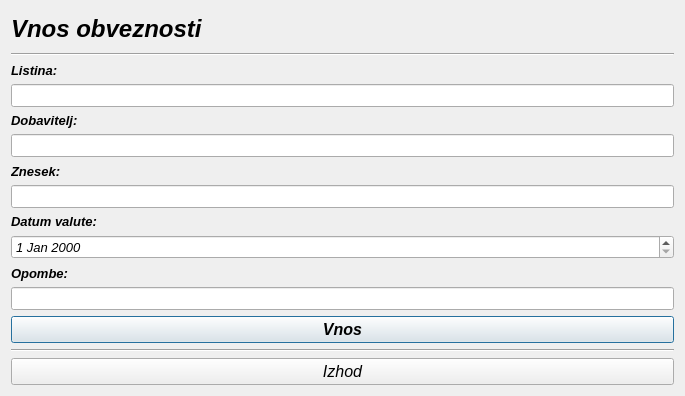
The window that vnosobveznosti.ui (MaxMaxy/racun) describes before a commit, drawn with Qt 5.
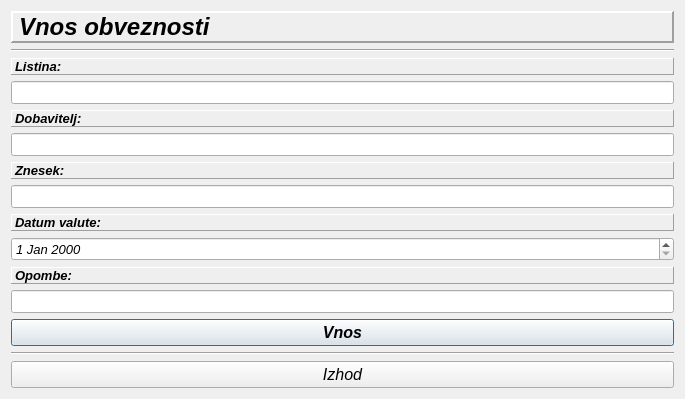
The same window after the commit.

Diff of the .ui file:
```diff
--- a/vnosobveznosti.ui
+++ b/vnosobveznosti.ui
@@ -34,6 +34,15 @@
          <bold>true</bold>
         </font>
        </property>
+       <property name="frameShape">
+        <enum>QFrame::Panel</enum>
+       </property>
+       <property name="frameShadow">
+        <enum>QFrame::Raised</enum>
+       </property>
+       <property name="lineWidth">
+        <number>2</number>
+       </property>
        <property name="text">
         <string>Vnos obveznosti</string>
        </property>
@@ -66,6 +75,12 @@
          <bold>true</bold>
         </font>
        </property>
+       <property name="frameShape">
+        <enum>QFrame::Panel</enum>
+       </property>
+       <property name="frameShadow">
+        <enum>QFrame::Raised</enum>
+       </property>
        <property name="text">
         <string>Listina:</string>
        </property>
@@ -100,6 +115,12 @@
          <bold>true</bold>
         </font>
        </property>
+       <property name="frameShape">
+        <enum>QFrame::Panel</enum>
+       </property>
+       <property name="frameShadow">
+        <enum>QFrame::Raised</enum>
+       </property>
        <property name="text">
         <string>Dobavitelj:</string>
        </property>
@@ -134,6 +155,12 @@
          <bold>true</bold>
         </font>
        </property>
+       <property name="frameShape">
+        <enum>QFrame::Panel</enum>
+       </property>
+       <property name="frameShadow">
+        <enum>QFrame::Raised</enum>
+       </property>
        <property name="text">
         <string>Znesek:</string>
        </property>
@@ -168,6 +195,12 @@
          <bold>true</bold>
         </font>
        </property>
+       <property name="frameShape">
+        <enum>QFrame::Panel</enum>
+       </property>
+       <property name="frameShadow">
+        <enum>QFrame::Raised</enum>
+       </property>
        <property name="text">
         <string>Datum valute:</string>
        </property>
@@ -202,6 +235,12 @@
          <bold>true</bold>
         </font>
        </property>
+       <property name="frameShape">
+        <enum>QFrame::Panel</enum>
+       </property>
+       <property name="frameShadow">
+        <enum>QFrame::Raised</enum>
+       </property>
        <property name="text">
         <string>Opombe:</string>
        </property>
```
